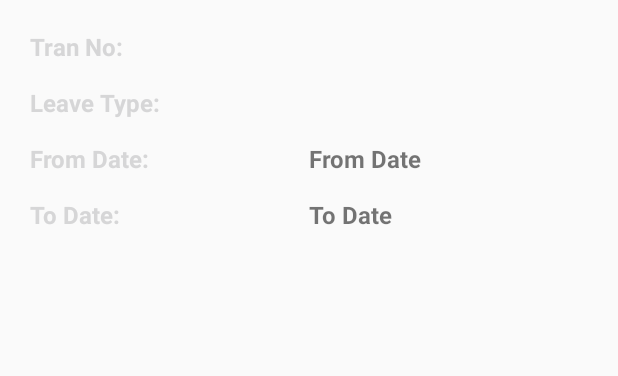
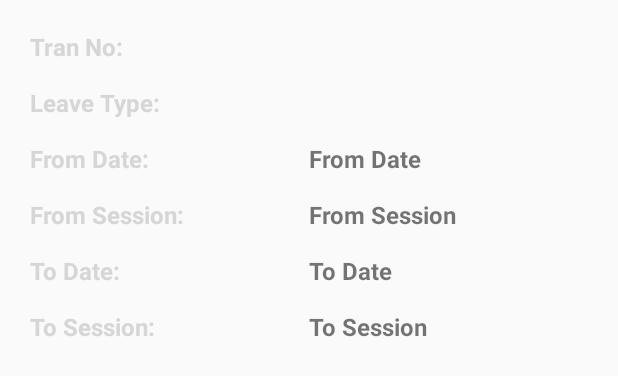
Before and after one commit to adarshcoool/CBS_AssignmentApp, an Android app: the layout activity_transaction_adapter.xml on its own in the app's theme, with its tools: preview values and no code run, on a phone screen of 412 x 824 dp. Shown: the top 376 px of the screen. Run offline under Robolectric (Android 15) with nearby library versions, the phone set to English and light mode, and no system bars.

Commit message:
Commited on 21Sept, 2018 (03:47PM)

```diff
--- a/app/src/main/AndroidManifest.xml
+++ b/app/src/main/AndroidManifest.xml
@@ -27,12 +27,12 @@
             android:label="@string/title_activity_login"
             android:windowSoftInputMode="stateAlwaysHidden" />
         <activity android:name=".Activities.MainActivity" />
-        <activity android:name=".Adapters.OutstandingAdapter" />
+        <activity android:name=".Adapters.CustomerOutstandingAdapter" />
         <activity android:name=".CommonClass.Report" />
         <activity android:name=".LeaveActivity" />
         <activity android:name=".CommonClass.LeaveActivity" />
         <activity android:name=".CommonClass.Transaction" />
-        <activity android:name=".Adapters.PostTransactionAdapter"></activity>
+        <activity android:name=".Adapters.TransactionAdapter"></activity>
     </application>
 
 </manifest>
--- a/app/src/main/java/com/example/adarshyadav/assignmentapplication/Pojo/OutStandingPojo.java
+++ b/app/src/main/java/com/example/adarshyadav/assignmentapplication/Pojo/CustomerOutStandingPojo.java
@@ -1,6 +1,6 @@
 package com.example.adarshyadav.assignmentapplication.Pojo;
 
-public class OutStandingPojo {
+public class CustomerOutStandingPojo {
     private String CustomerCode;
     private String CustomerName;
     private String Amount;
--- a/app/src/main/res/layout/activity_outstanding_adapter.xml
+++ b/app/src/main/res/layout/activity_customer_outstanding_adapter.xml
@@ -5,7 +5,7 @@
     android:layout_height="match_parent"
     android:orientation="vertical"
     android:padding="20dp"
-    tools:context=".Adapters.OutstandingAdapter">
+    tools:context=".Adapters.CustomerOutstandingAdapter">
 
     <LinearLayout
         android:layout_width="match_parent"
--- a/app/src/main/res/layout/activity_post_transaction_adapter.xml
+++ b/app/src/main/res/layout/activity_transaction_adapter.xml
@@ -5,7 +5,7 @@
     android:layout_height="match_parent"
     android:orientation="vertical"
     android:padding="20dp"
-    tools:context=".Adapters.PostTransactionAdapter">
+    tools:context=".Adapters.TransactionAdapter">
 
     <LinearLayout
         android:layout_width="match_parent"
@@ -97,6 +97,33 @@
             android:layout_height="wrap_content"
             android:layout_weight="1"
             android:gravity="left"
+            android:text="From Session:"
+            android:textColor="@color/colorPrimary"
+            android:textSize="16sp"
+            android:textStyle="bold" />
+
+        <TextView
+            android:id="@+id/fromSession"
+            android:layout_width="match_parent"
+            android:layout_height="wrap_content"
+            android:layout_gravity="left"
+            android:layout_weight="1"
+            android:text="From Session"
+            android:textSize="16sp"
+            android:textStyle="bold" />
+    </LinearLayout>
+
+    <LinearLayout
+        android:layout_width="match_parent"
+        android:layout_height="wrap_content"
+        android:layout_marginTop="15dp"
+        android:orientation="horizontal">
+
+        <TextView
+            android:layout_width="match_parent"
+            android:layout_height="wrap_content"
+            android:layout_weight="1"
+            android:gravity="left"
             android:text="To Date:"
             android:textColor="@color/colorPrimary"
             android:textSize="16sp"
@@ -113,4 +140,31 @@
             android:textStyle="bold" />
     </LinearLayout>
 
+    <LinearLayout
+        android:layout_width="match_parent"
+        android:layout_height="wrap_content"
+        android:layout_marginTop="15dp"
+        android:orientation="horizontal">
+
+        <TextView
+            android:layout_width="match_parent"
+            android:layout_height="wrap_content"
+            android:layout_weight="1"
+            android:gravity="left"
+            android:text="To Session:"
+            android:textColor="@color/colorPrimary"
+            android:textSize="16sp"
+            android:textStyle="bold" />
+
+        <TextView
+            android:id="@+id/toSession"
+            android:layout_width="match_parent"
+            android:layout_height="wrap_content"
+            android:layout_gravity="left"
+            android:layout_weight="1"
+            android:text="To Session"
+            android:textSize="16sp"
+            android:textStyle="bold" />
+    </LinearLayout>
+
 </LinearLayout>
--- /dev/null
+++ b/settings.gradle
@@ -0,0 +1 @@
+include ':app'
```
Also changed, not shown: app/src/main/java/com/example/adarshyadav/assignmentapplication/Adapters/CustomerOutstandingAdapter.java (renamed from app/src/main/java/com/example/adarshyadav/assignmentapplication/Adapters/OutstandingAdapter.java, +5 -5 lines), app/src/main/java/com/example/adarshyadav/assignmentapplication/Adapters/TransactionAdapter.java (renamed from app/src/main/java/com/example/adarshyadav/assignmentapplication/Adapters/PostTransactionAdapter.java, +10 -6 lines), app/src/main/java/com/example/adarshyadav/assignmentapplication/CommonClass/Report.java (+7 -7 lines), app/src/main/java/com/example/adarshyadav/assignmentapplication/CommonClass/Transaction.java (+9 -11 lines), app/src/main/java/com/example/adarshyadav/assignmentapplication/Pojo/TransactionPojo.java (renamed from app/src/main/java/com/example/adarshyadav/assignmentapplication/Pojo/PostTransactionPojo.java, +23 -2 lines), build.gradle (added, +27 -0 lines), gradle.properties (added, +13 -0 lines), app/src/main/res/layout/activity_report.xml (renamed from app/src/main/res/layout/activity_get_transaction.xml), app/src/main/res/layout/activity_transaction.xml (renamed from app/src/main/res/layout/activity_post_transaction.xml), gradle/wrapper/gradle-wrapper.properties (added), 4 other files.
